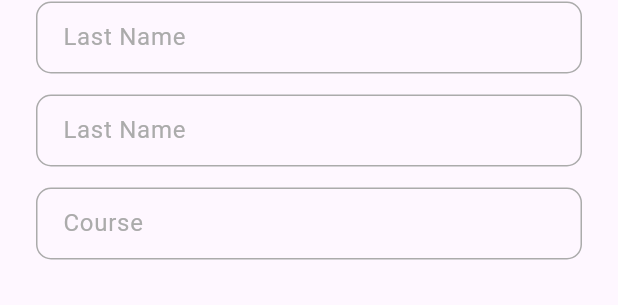
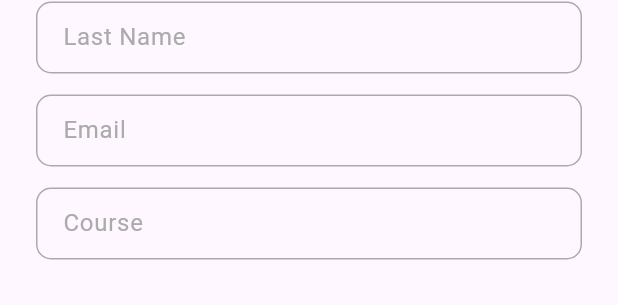
Before and after one commit to Amawers/attendifyyy, a Flutter app: the CreateStudent widget shown alone on an empty page, opened directly with empty values, on a phone screen of 412 x 824 dp. Shown: the part 369-674 px from the top of the screen. Run offline on Flutter 3.47's test engine with Material 3 defaults, Android fonts, the phone set to English and light mode, and no system bars; our stand-ins replace shared_preferences; accounts and stored records are empty.

Commit message:
chore(create_student): fixed incorrect controller and label issue

```diff
--- a/lib/create_students/create_students.dart
+++ b/lib/create_students/create_students.dart
@@ -234,9 +234,9 @@ class _CreateStudentState extends State<CreateStudent> {
                 const SizedBox(height: 14),
                 createTextField(lastNameController, 'Last Name'),
                 const SizedBox(height: 14),
-            createTextField(emailController, 'Last Name'),
+                createTextField(emailController, 'Email'),
                 const SizedBox(height: 14),
-            createTextField(emailController, 'Course'),
+                createTextField(courseController, 'Course'),
                 const SizedBox(height: 14),
                 DropdownButton<String>(
                   isExpanded: true, //set width to 100%
```
Lines whose indentation alone changed are shown as unchanged.
